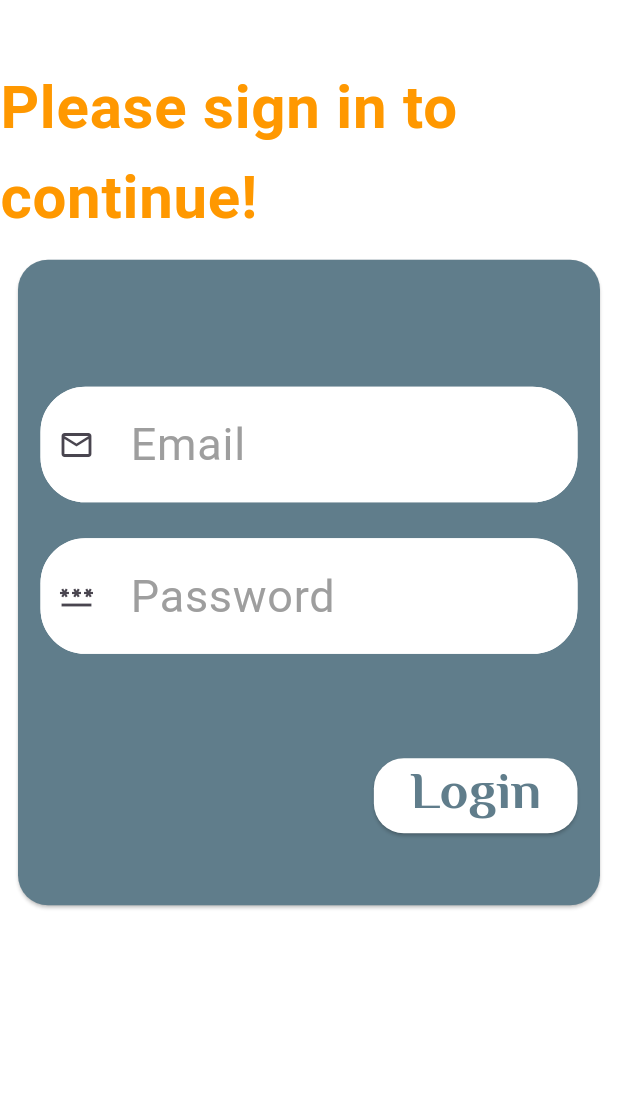
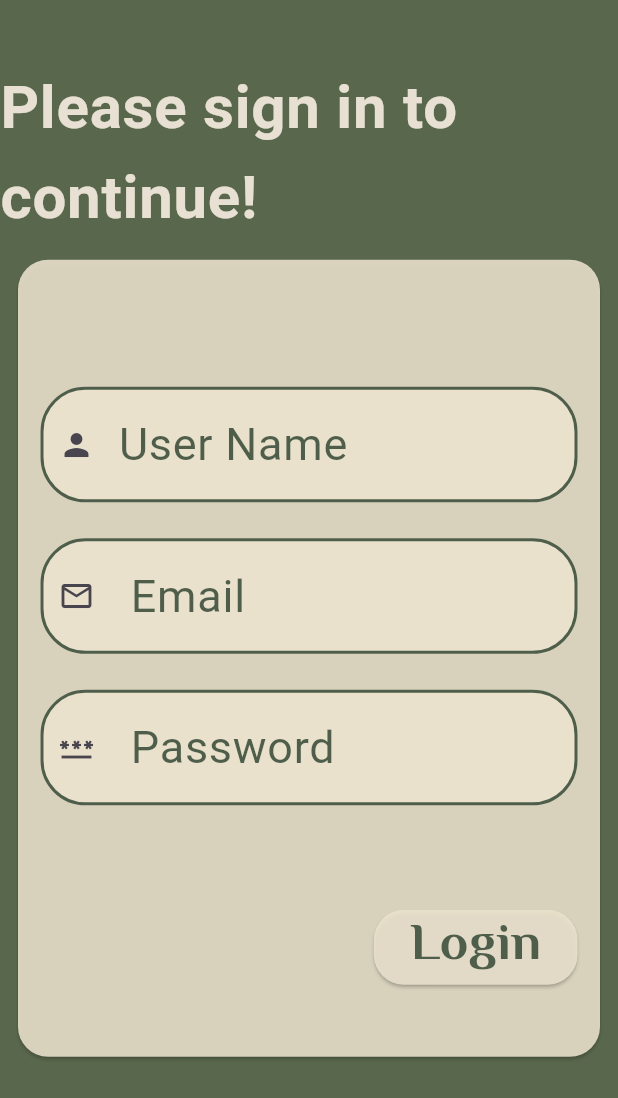
Before and after one commit to nada-helmy/detecto-app, a Flutter app: the screen it shows after launch, on a phone screen of 412 x 824 dp. Shown: the top 1098 px of the screen. Run offline on Flutter 3.47's test engine with Material 3 defaults, Android fonts, the phone set to English and light mode, and no system bars; our stand-ins replace google_fonts; Roboto replaces fonts that are missing (Laila).

Commit message:
color changes

```diff
--- a/lib/main.dart
+++ b/lib/main.dart
@@ -1,5 +1,5 @@
 import 'package:flutter/material.dart';
-import 'screens/auth/login/login.dart';
+import 'screens/auth/login/LoginScreen.dart';
 import 'screens/home/home-screen.dart';
 import 'utils/app_theme.dart';
 
--- a/lib/screens/auth/login/formfield.dart
+++ b/lib/screens/auth/login/CustomFormField.dart
@@ -1,8 +1,8 @@
 import 'package:flutter/material.dart';
 
-class TextFormfield extends StatelessWidget {
+class CustomTextFormfield extends StatelessWidget {
 
-  TextFormfield({required this.hinttext,required this.icon});
+  CustomTextFormfield({required this.hinttext,required this.icon});
   String hinttext;
   IconData icon;
   @override
@@ -13,31 +13,31 @@ class TextFormfield extends StatelessWidget {
       ),
       child: TextFormField(
         style: TextStyle(
-          color: Colors.black,
+          color:Color.fromARGB(225,206, 222, 189),
           fontSize: 25
         ),
         decoration: InputDecoration(
           prefixIcon:Icon(icon) ,
           hintText:hinttext,
           hintStyle: TextStyle(
-            color: Colors.grey,
+            color: Color.fromARGB(225, 58, 77, 57),
             fontSize: 30,
             fontWeight: FontWeight.w400
           ),
           filled: true,
-          fillColor: Colors.white,
+          fillColor: Color.fromARGB(225,236, 227, 206),
           border: OutlineInputBorder(
               borderRadius: BorderRadius.circular(30),
               borderSide: BorderSide(
-                  color: Colors.white, width:2)),
+                  color: Color.fromARGB(225, 58, 77, 57), width:2)),
           enabledBorder: OutlineInputBorder(
               borderRadius: BorderRadius.circular(30),
               borderSide: BorderSide(
-                  color: Colors.white, width:2)),
+                  color: Color.fromARGB(225, 58, 77, 57), width:2)),
           focusedBorder: OutlineInputBorder(
               borderRadius: BorderRadius.circular(30),
               borderSide: BorderSide(
-                  color: Colors.white, width:2)),
+                  color: Color.fromARGB(225, 58, 77, 57), width:2)),
           errorBorder: OutlineInputBorder(
               borderRadius: BorderRadius.circular(30),
               borderSide: BorderSide(
--- a/lib/screens/auth/login/login.dart
+++ b/lib/screens/auth/login/LoginScreen.dart
@@ -1,6 +1,6 @@
 import 'package:flutter/material.dart';
 import '../../home/home-screen.dart';
-import 'formfield.dart';
+import 'CustomFormField.dart';
 
 class Login extends StatelessWidget {
   const Login({super.key});
@@ -13,15 +13,16 @@ class Login extends StatelessWidget {
     double width = MediaQuery.of(context).size.width;
     return SafeArea(
       child: Scaffold(
+        backgroundColor: Color.fromARGB(225,67, 83, 52),
         body: SingleChildScrollView(
            child: Column(
             children: [
              SizedBox(height: height*.05,),
               Text('Please sign in to continue!',
                 style:Theme.of(context).textTheme.bodyLarge!.copyWith(
-                  color:Colors.orange,) ,),
+                  color:Color.fromARGB(225,250, 241, 228),) ,),
               Card(
-                color:Colors.blueGrey.shade500,
+                color:Color.fromARGB(225,236, 227, 206),
                 margin:EdgeInsets.all(12) ,
                 shape: RoundedRectangleBorder(
                   borderRadius: BorderRadius.circular(20)
@@ -35,11 +36,14 @@ class Login extends StatelessWidget {
                       Form(
                           child: Column(
                             children: [
-                              TextFormfield(
+                              CustomTextFormfield(
+                                  hinttext: "User Name",
+                                  icon: Icons.person),
+                              CustomTextFormfield(
                                 hinttext: ' Email',
                                 icon:Icons.email_outlined ,
                               ),
-                              TextFormfield(
+                              CustomTextFormfield(
                                 hinttext: ' Password',
                                 icon:Icons.password_outlined ,
                               ),
@@ -48,7 +52,7 @@ class Login extends StatelessWidget {
                       SizedBox(height: height*.07 ,),
                       ElevatedButton(
                         style:ElevatedButton.styleFrom(
-                          backgroundColor: Colors.white,
+                          backgroundColor:  Color.fromARGB(225,236, 227, 206),
                           shape: RoundedRectangleBorder(
                             borderRadius: BorderRadius.circular(20),
                           )
@@ -59,7 +63,7 @@ class Login extends StatelessWidget {
                           } ,
                             child: Text('Login',
                                 style:Theme.of(context).textTheme.bodyMedium!
-                                    .copyWith(color:Colors.blueGrey) ,),
+                                    .copyWith(color:Color.fromARGB(225, 58, 77, 57)) ,),
                       ),
                       SizedBox(height: height*.04),
                     ],
--- a/lib/screens/home/custom-row.dart
+++ b/lib/screens/home/custom-row.dart
@@ -10,17 +10,18 @@ class CustomRow extends StatelessWidget {
       child: ElevatedButton(
         onPressed: (){},
         style:ElevatedButton.styleFrom(
-            backgroundColor: Colors.blueGrey.shade500,
+            backgroundColor: Color.fromARGB(225,67, 83, 52),
             shape: RoundedRectangleBorder(
               borderRadius: BorderRadius.circular(20),
             )
         ),
         child: Row(
+          mainAxisAlignment: MainAxisAlignment.spaceBetween,
           children: [
             Text(text,
                 style:Theme.of(context).textTheme.bodyMedium),
             SizedBox(width:12,),
-            Icon(Icons.arrow_forward_ios)
+            Icon(Icons.arrow_forward_ios,color: Color.fromARGB(225,250, 241, 228),)
           ],
         ),
       ),
--- a/lib/screens/home/home-screen.dart
+++ b/lib/screens/home/home-screen.dart
@@ -15,13 +15,11 @@ class HomeScreen extends StatelessWidget {
           crossAxisAlignment: CrossAxisAlignment.stretch,
           children: [
             SizedBox(height:height*.01 ,),
-            Text('Welcome!',
+            Text('''Welcome!            How can I help you!''',
                 style:Theme.of(context).textTheme.bodyLarge!
-            .copyWith(color: Colors.orange,fontSize:38 )),
-            SizedBox(height:height*.001 ,),
-            Text('please select one...',
-                style:Theme.of(context).textTheme.bodyLarge!
-                    .copyWith(color: Colors.orange,fontSize:32 )),
+            .copyWith(color: Color.fromARGB(225,67, 83, 52),fontSize:38 )),
+            SizedBox(height:height*.040 ,),
+
             SizedBox(height:height*.07 ,),
             CustomRow(text: 'SuperMarket',),
             CustomRow(text: 'Object  detection',),
--- a/lib/utils/app_theme.dart
+++ b/lib/utils/app_theme.dart
@@ -6,7 +6,7 @@ import 'app-colors.dart';
 class Mytheme{
 
   static ThemeData light=ThemeData(
-    scaffoldBackgroundColor: Colors.white,//Color(0xffE4EEE1),
+    scaffoldBackgroundColor: Color.fromARGB(225,250, 241, 228),//Color(0xffE4EEE1),
     appBarTheme: AppBarTheme(
       shape: RoundedRectangleBorder(
             borderRadius: BorderRadius.only(
@@ -16,11 +16,11 @@ class Mytheme{
       elevation: 0,
       centerTitle: true,
       toolbarHeight:100,
-      backgroundColor:Colors.blueGrey.shade500 ,
+      backgroundColor:Color.fromARGB(225, 58, 77, 57) ,
       titleTextStyle:GoogleFonts.laila(
         fontWeight: FontWeight.w600,
         fontSize: 45,
-        color: Colors.white
+        color: Color.fromARGB(225,236, 227, 206)
       )
     ),
     textTheme:TextTheme(
@@ -32,7 +32,7 @@ class Mytheme{
       bodyMedium:GoogleFonts.elMessiri(
           fontWeight: FontWeight.bold,
           fontSize: 35,
-          color: Colors.white
+          color: Color.fromARGB(225,250, 241, 228)
       ),
       bodySmall: GoogleFonts.elMessiri(
           fontWeight: FontWeight.bold,
@@ -42,7 +42,7 @@ class Mytheme{
 
     ),
     iconTheme: IconThemeData(
-      color:Colors.blueGrey,
+      color:Color.fromARGB(225,250, 241, 228),
       size:30,
       weight: 20 ,
     )
```
Also changed, not shown: pubspec.lock.
